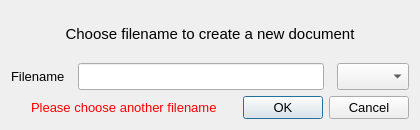
First picture: the form in textedit/newfilewindow.ui, repository pgallo725/livetext-pds, before the edit.
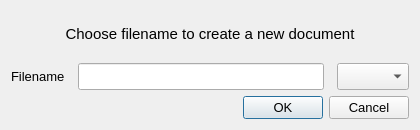
Second picture: the form after the edit.

The edit to the form file:
```diff
--- a/textedit/newfilewindow.ui
+++ b/textedit/newfilewindow.ui
@@ -157,7 +157,7 @@
         </font>
        </property>
        <property name="text">
-        <string>Please choose another filename</string>
+        <string/>
        </property>
       </widget>
      </item>
```
